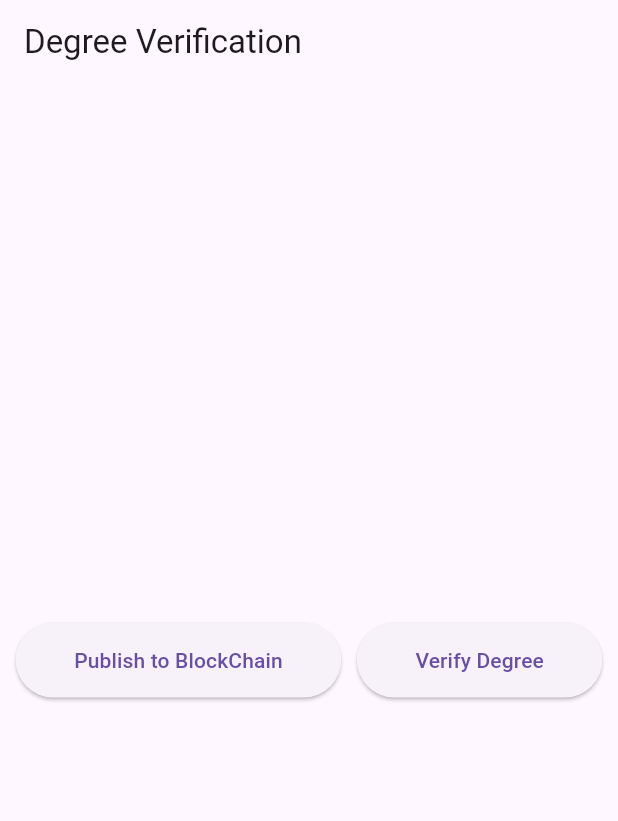
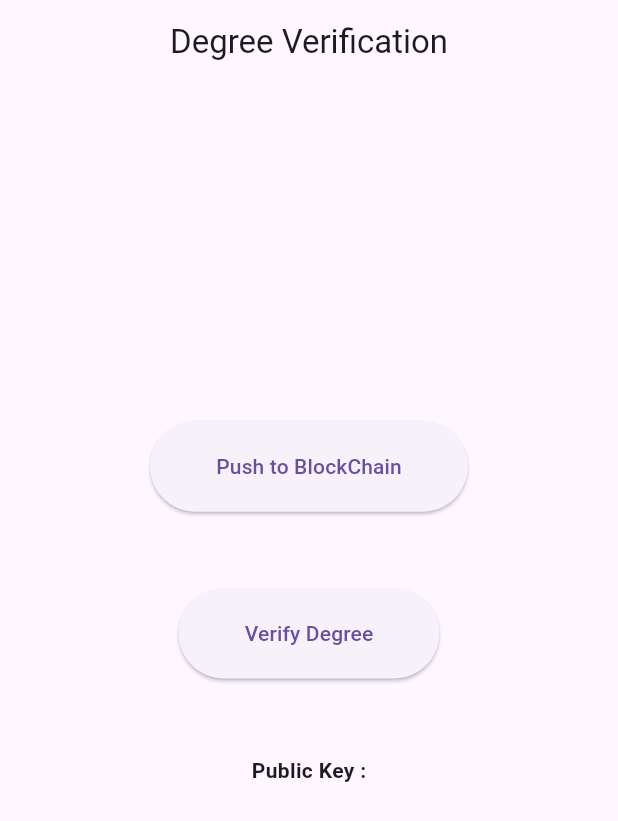
Before and after one commit to majeed-abdul/degree_verification, a Flutter app: the screen it shows after launch, on a phone screen of 412 x 824 dp. Shown: the top 821 px of the screen. Run offline on Flutter 3.47's test engine with Material 2 defaults, Android fonts, the phone set to English and light mode, and no system bars; missing offline and left inert: ecdsa, elliptic, web3dart.

Commit message:
signatuer and verification done

```diff
--- a/lib/home_screen.dart
+++ /dev/null
@@ -1,118 +0,0 @@
-import 'dart:io';
-
-import 'package:flutter/material.dart';
-import 'package:flutter/services.dart';
-import 'package:http/http.dart';
-import 'package:web3dart/web3dart.dart';
-import 'dart:developer';
-
-class HomePage extends StatefulWidget {
-  const HomePage({super.key});
-  static String id = "home";
-
-  @override
-  State<HomePage> createState() => _HomePageState();
-}
-
-class _HomePageState extends State<HomePage> {
-  // Client httpClient = Client();
-  Web3Client ethClient = Web3Client(
-    "https://sepolia.infura.io/v3/e13262dbb2d84336b7b999c45469350c",
-    Client(),
-  );
-  final myAddress = "0x472EbDcBB17076a3724C2bF14F234edD43103820";
-
-  String testSig =
-      "b83380f6e1d09411ebf49afd1a95c738686bfb2b0fe2391134f4ae3d6d77b78a6c305afcac930a3ea1721c04d8a1a979016baae011319746323a756fbaee1811";
-  //   6c305afcac930a3ea1721c04d8a1a979016baae011319746323a756fbaee1811
-  var data1 = 'null-1';
-  var data2 = 'null-2';
-
-  @override
-  Widget build(BuildContext context) {
-    return Scaffold(
-      appBar: AppBar(
-          // backgroundColor: Colors.blue,
-          title: const Text("Degree Verification")),
-      body: Column(
-        children: [
-          const Spacer(),
-          Row(
-            mainAxisAlignment: MainAxisAlignment.spaceEvenly,
-            crossAxisAlignment: CrossAxisAlignment.center,
-            children: [
-              ElevatedButton(
-                onPressed: () {
-                  // push(myAddress);
-                },
-                child: const Padding(
-                  padding: EdgeInsets.all(15.0),
-                  child: Text("Publish to BlockChain"),
-                ),
-              ),
-              ElevatedButton(
-                onPressed: () {
-                  pushn();
-                },
-                child: const Padding(
-                  padding: EdgeInsets.all(15.0),
-                  child: Text("Verify Degree"),
-                ),
-              ),
-            ],
-          ),
-          // const Spacer(),
-          // Text(
-          //   data1,
-          //   style: const TextStyle(fontSize: 16),
-          //   textAlign: TextAlign.center,
-          // ),
-          // const Spacer(),
-          // Text(
-          //   data2,
-          //   style: const TextStyle(fontSize: 16),
-          //   textAlign: TextAlign.center,
-          // ),
-          const Spacer(),
-        ],
-      ),
-    );
-  }
-
-  Future<void> push(String targetAddress) async {
-    // EthereumAddress addr = EthereumAddress.fromHex(targetAddress);
-    List<dynamic> result = await query("upload", [testSig]);
-    inspect(result);
-    // data1 = result[0];
-    setState(() {});
-  }
-
-  Future<void> pushn() async {
-    // EthereumAddress addr = EthereumAddress.fromHex(targetAddress);
-    List<dynamic> result = await query("uploadn", []);
-    inspect(result);
-    data2 = result[0];
-    setState(() {});
-  }
-
-  Future<List<dynamic>> query(String functionName, List<dynamic> args) async {
-    final contract = await loadContract();
-    final ethFunction = contract.function(functionName);
-    final result = await ethClient.call(
-      contract: contract,
-      function: ethFunction,
-      params: args,
-    );
-    return result;
-  }
-
-  Future<DeployedContract> loadContract() async {
-    String abi = await rootBundle.loadString("assets/abi.json");
-    String contractAddress = "0x1735019B45B04d753Df1334f318200c49b6882a2";
-    final contract = DeployedContract(
-      ContractAbi.fromJson(abi, "Intuition"),
-      EthereumAddress.fromHex(contractAddress),
-    );
-    return contract;
-  }
-}
--- a/lib/main.dart
+++ b/lib/main.dart
@@ -1,4 +1,5 @@
-import 'package:degree_verification/home_screen.dart';
+import 'package:degree_verification/screens/home_screen.dart';
+import 'package:degree_verification/screens/publish_screen.dart';
 import 'package:flutter/material.dart';
 
 void main() {
@@ -11,13 +12,15 @@ class MyApp extends StatelessWidget {
   @override
   Widget build(BuildContext context) {
     return MaterialApp(
+      debugShowCheckedModeBanner: false,
       theme: ThemeData(
         useMaterial3: true,
-        primarySwatch: Colors.grey,
+        primarySwatch: Colors.amber,
       ),
       initialRoute: HomePage.id,
       routes: {
         HomePage.id: (context) => const HomePage(),
+        PublishScreen.id: (context) => const PublishScreen(),
       },
     );
   }
--- /dev/null
+++ b/lib/network/keys.dart
@@ -0,0 +1,6 @@
+import 'package:elliptic/elliptic.dart';
+
+PrivateKey privKey = PrivateKey.fromHex(getP256(),
+    '4001bc88e694ff8b3080d73b560a111e63336adc985093dea2225fd93245f3a5');
+PublicKey pubKey = PublicKey.fromHex(getP256(),
+    '0482c10e820aa0062d242c5825d22fe06635ac8714cbd3320129fe1d362f83153465f19a4e77f11167a08f1b34b8e941c54f739ec1f64e6dff62e01b2634029a73');
--- /dev/null
+++ b/lib/screens/home_screen.dart
@@ -0,0 +1,83 @@
+import 'package:degree_verification/network/keys.dart';
+import 'package:degree_verification/screens/publish_screen.dart';
+import 'package:flutter/material.dart';
+
+class HomePage extends StatefulWidget {
+  const HomePage({super.key});
+  static String id = "home";
+
+  @override
+  State<HomePage> createState() => _HomePageState();
+}
+
+class _HomePageState extends State<HomePage> {
+  @override
+  Widget build(BuildContext context) {
+    return Scaffold(
+      appBar: AppBar(
+        title: const Text("Degree Verification"),
+        centerTitle: true,
+      ),
+      body: Padding(
+        padding: const EdgeInsets.all(20),
+        child: Column(
+          crossAxisAlignment: CrossAxisAlignment.center,
+          children: [
+            const Spacer(flex: 4),
+            const Row(),
+            ElevatedButton(
+              onPressed: () {
+                Navigator.pushNamed(context, PublishScreen.id);
+              },
+              child: const Padding(
+                padding: EdgeInsets.all(20),
+                child: Text("Push to BlockChain"),
+              ),
+            ),
+            const Spacer(),
+            ElevatedButton(
+              onPressed: () {},
+              child: const Padding(
+                padding: EdgeInsets.all(20),
+                child: Text("Verify Degree"),
+              ),
+            ),
+            const Spacer(),
+            Column(
+              children: [
+                const Text(
+                  "Public Key :",
+                  style: TextStyle(
+                    fontWeight: FontWeight.bold,
+                  ),
+                ),
+                SelectableText(pubKey.toString()),
+              ],
+            ),
+            const Spacer(flex: 5),
+            // Text(
+            //   data1,
+            //   style: const TextStyle(fontSize: 16),
+            //   textAlign: TextAlign.center,
+            // ),
+            // const Spacer(),
+            // Text(
+            //   data2,
+            //   style: const TextStyle(fontSize: 16),
+            //   textAlign: TextAlign.center,
+            // ),
+            // const Spacer(),
+          ],
+        ),
+      ),
+    );
+  }
+
+  // generateKeys() async {
+  //   var ec = getP256();
+  //   var priv = ec.generatePrivateKey();
+  //   var pub = priv.publicKey;
+  //   print(priv);
+  //   print(pub);
+  // }
+}
--- a/pubspec.yaml
+++ b/pubspec.yaml
@@ -38,6 +38,9 @@ dependencies:
   web3dart: ^2.7.1
   http: ^1.1.0
   ecdsa: ^0.1.0
+  crypto: ^3.0.3
+  elliptic: ^0.3.10
+  shared_preferences: ^2.2.2
 
 dev_dependencies:
   flutter_test:
```
Also changed, not shown: lib/components/custom_ui.dart (added, +101 -0 lines), lib/network/config.dart (added, +31 -0 lines), lib/screens/publish_screen.dart (added, +239 -0 lines), assets/loader.gif (added), lib/publish_screen.dart (deleted), pubspec.lock, 1 other file.
